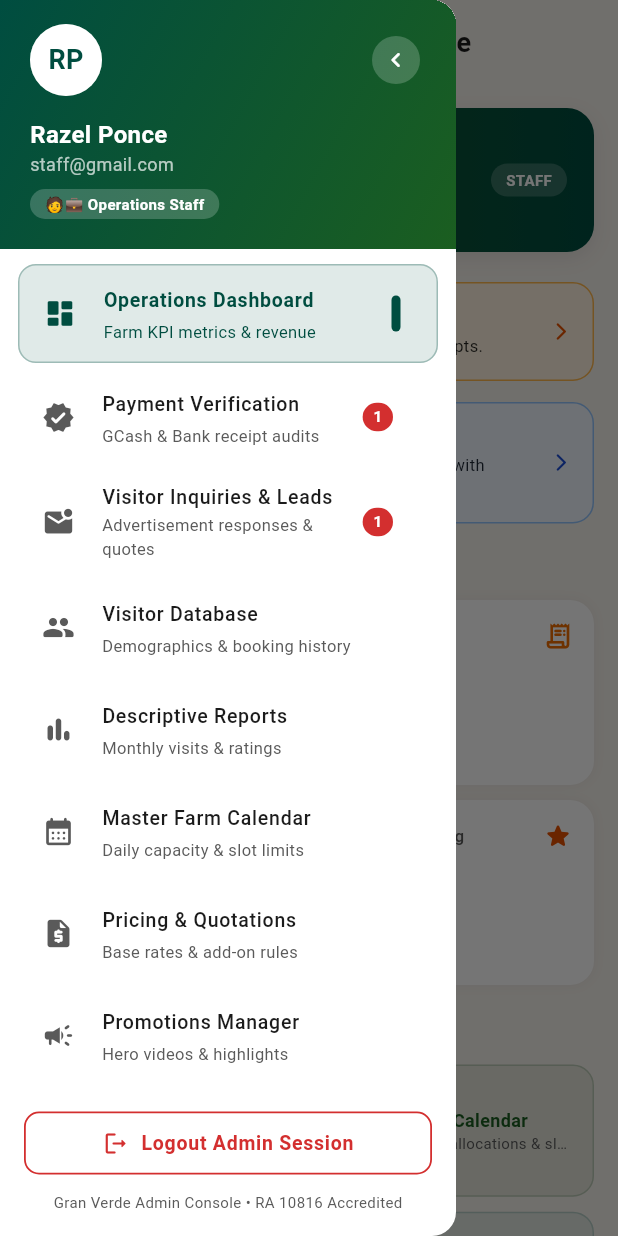
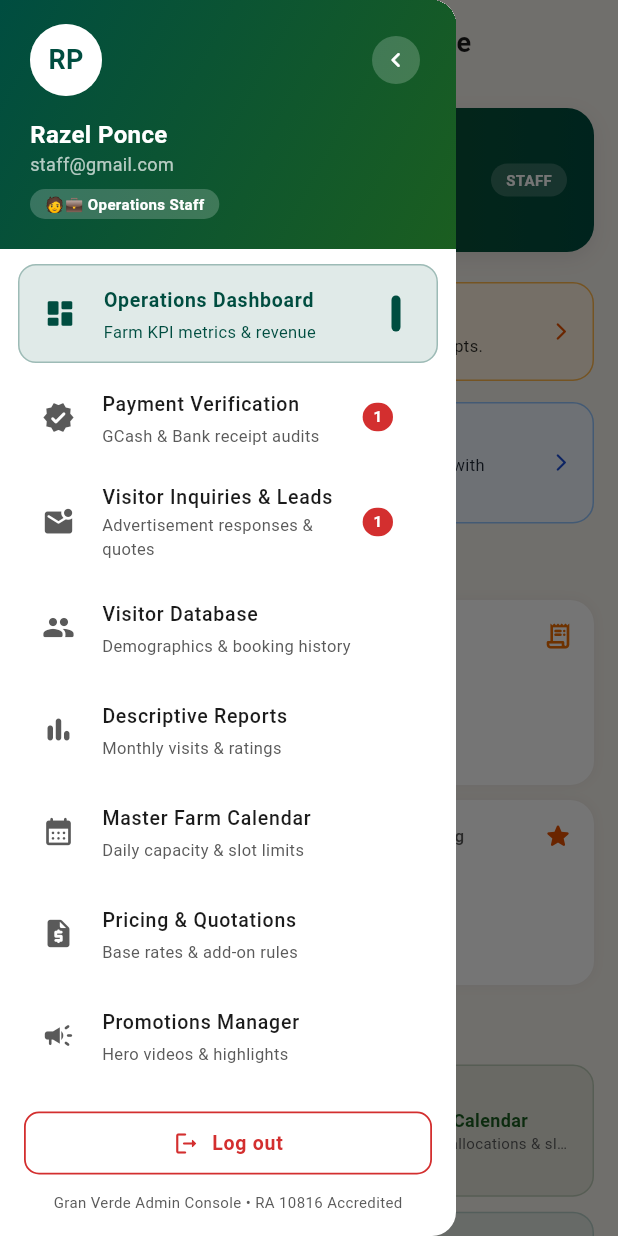
Before and after one commit to SecOnd-15/Capstone_1, a Flutter app: the AdminMainNavigation screen opened by its route, with the side drawer open, on a phone screen of 412 x 824 dp. Run offline on Flutter 3.47's test engine with Material 3 defaults, Android fonts, the phone set to English and light mode, and no system bars; our stand-ins replace cloud_firestore, image_picker, qr_flutter; accounts and stored records are empty; Roboto replaces fonts that are missing (Poppins).

Commit message:
style: standardize all logout buttons to simple 'Log out'

```diff
--- a/lib/screens/admin/admin_main_navigation.dart
+++ b/lib/screens/admin/admin_main_navigation.dart
@@ -280,7 +280,7 @@ class _AdminMainNavigationState extends State<AdminMainNavigation> {
                       ),
                       icon: const Icon(Icons.logout_rounded, size: 18),
                       label: const Text(
-                        'Logout Admin Session',
+                        'Log out',
                         style: TextStyle(
                           fontFamily: 'Poppins',
                           fontSize: 13,
--- a/lib/screens/admin/admin_profile_screen.dart
+++ b/lib/screens/admin/admin_profile_screen.dart
@@ -102,7 +102,7 @@ class _AdminProfileScreenState extends State<AdminProfileScreen> {
                   ),
                   icon: const Icon(Icons.logout_rounded, size: 18),
                   label: const Text(
-                    'Logout Admin Session',
+                    'Log out',
                     style: TextStyle(
                       fontFamily: 'Poppins',
                       fontSize: 14,
--- a/lib/screens/navigation/main_navigation.dart
+++ b/lib/screens/navigation/main_navigation.dart
@@ -265,7 +265,7 @@ class _MainNavigationState extends State<MainNavigation> {
                       ),
                       icon: const Icon(Icons.logout_rounded, size: 18),
                       label: const Text(
-                        'Logout',
+                        'Log out',
                         style: TextStyle(
                           fontFamily: 'Poppins',
                           fontSize: 13,
```
Also changed, not shown: lib/screens/profile/profile_screen.dart (+7 -5 lines).
